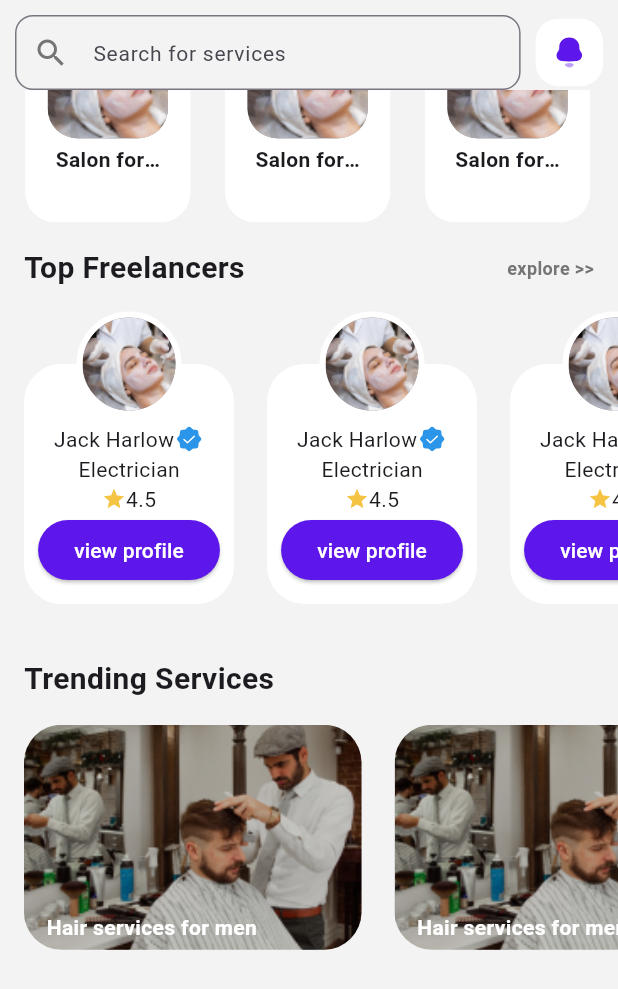
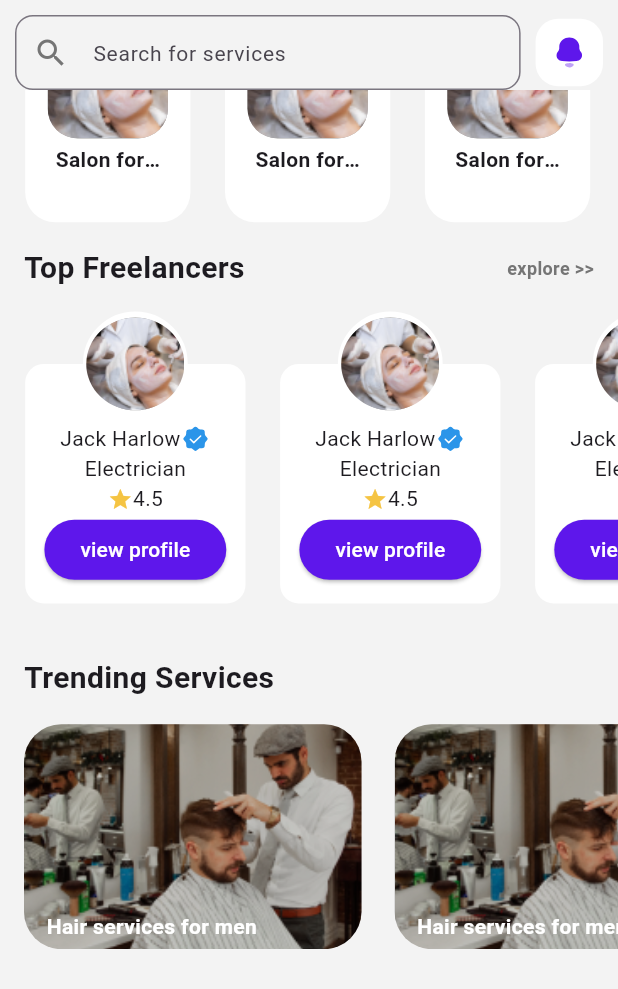
Before and after one commit to Dev-MuradAbed/seek_me, a Flutter app: the screen it shows after launch, scrolled down 576 dp, on a phone screen of 412 x 824 dp. Shown: the top 989 px of the screen. Run offline on Flutter 3.47's test engine with Material 2 defaults, Android fonts, the phone set to English and light mode, and no system bars; our stand-ins replace dio, flutter_svg, fluttertoast, get, intl_phone_field, shared_preferences; network calls fail; project files that could hold a hidden picture were left out.

Commit message:
TopFreelancer

```diff
--- a/lib/view/home/home_view.dart
+++ b/lib/view/home/home_view.dart
@@ -235,122 +235,3 @@ class _HomeViewState extends State<HomeView> {
     );
   }
 }
-
-class TopFreelancers extends StatelessWidget {
-  const TopFreelancers({
-    super.key,
-  });
-
-  @override
-  Widget build(BuildContext context) {
-    return SizedBox(
-      height: 231,
-      child: SingleChildScrollView(
-        scrollDirection: Axis.horizontal,
-        child: Padding(
-          padding: const EdgeInsets.symmetric(horizontal: 16),
-          child: Row(
-            children: List<Widget>.generate(
-                3,
-                (int index) => Padding(
-                      padding: const EdgeInsetsDirectional.only(
-                          end: 22),
-                      child: Stack(
-                        clipBehavior: Clip.none,
-                        children: <Widget>[
-                          Container(
-                            width: 140,
-                            height: 160,
-                            decoration: BoxDecoration(
-                                borderRadius:
-                                    BorderRadius.circular(25),
-                                color: Colors.white
-                                // Color(0xFFF3F3F3)
-                                ),
-                          ),
-                          Positioned(
-                              bottom: 125,
-                              left: 15,
-                              right: 15,
-                              child: Padding(
-                                padding:
-                                    const EdgeInsets.symmetric(
-                                        horizontal: 20),
-                                child: Container(
-                                  height: 70,
-                                  decoration: BoxDecoration(
-                                    border: Border.all(
-                                        color: Colors.white,
-                                        width: 4),
-                                    shape: BoxShape.circle,
-                                    color: Colors.grey,
-                                  ),
-                                  child: const ClipOval(
-                                    child: Image(
-                                        image: AssetImage(
-                                            ImageAssets
-                                                .categoriesImageTest),
-                                        fit: BoxFit.cover),
-                                  ),
-                                ),
-                              )),
-                          Positioned(
-                              top: 40,
-                              child: SizedBox(
-                                width: 140,
-                                child: Column(
-                                  children: <Widget>[
-                                    Row(
-                                      mainAxisAlignment:
-                                          MainAxisAlignment
-                                              .center,
-                                      children: <Widget>[
-                                        const Text(
-                                            'Jack Harlow'),
-                                        SvgPicture.asset(
-                                            ImageAssets
-                                                .documented),
-                                      ],
-                                    ),
-                                    const Text('Electrician'),
-                                    const Row(
-                                      mainAxisAlignment:
-                                          MainAxisAlignment
-                                              .center,
-                                      children: <Widget>[
-                                        Icon(
-                                          Icons.star,
-                                          size: 16,
-                                          color:
-                                              Color(0xFFF5C443),
-                                        ),
-                                        Text('4.5')
-                                      ],
-                                    ),
-                                    ElevatedButton(
-                                      onPressed: () {},
-                                      style: ElevatedButton
-                                          .styleFrom(
-                                        backgroundColor:
-                                            const Color(
-                                                0xFF5E17EB),
-                                      ),
-                                      child: const Text(
-                                        'view profile',
-                                        style: TextStyle(
-                                            color:
-                                                Colors.white),
-                                      ),
-                                    )
-                                  ],
-                                ),
-                              ))
-                        ],
-                      ),
-                    )),
-          ),
-        ),
-      ),
-    );
-  }
-}
--- a/lib/view/home/widget_home/index.dart
+++ b/lib/view/home/widget_home/index.dart
@@ -4,3 +4,4 @@ export 'search_text_filed.dart';
 export 'slider_container.dart';
 export 'carousel_slider.dart';
 export 'categories_section.dart';
+export 'top_freelancers.dart';
--- /dev/null
+++ b/lib/view/home/widget_home/top_freelancers.dart
@@ -0,0 +1,124 @@
+import 'package:flutter/material.dart';
+import 'package:flutter_svg/flutter_svg.dart';
+import 'package:get/get.dart';
+
+import '../../../index.dart';
+
+class TopFreelancers extends StatelessWidget {
+  const TopFreelancers({
+    super.key,
+  });
+
+  @override
+  Widget build(BuildContext context) {
+    return SizedBox(
+      height: Get.height / 3.573,
+      child: SingleChildScrollView(
+        scrollDirection: Axis.horizontal,
+        child: Padding(
+          padding:  EdgeInsets.symmetric(horizontal: Get.width/ 24.545),
+          child: Row(
+            children: List<Widget>.generate(
+                3,
+                    (int index) => Padding(
+                  padding:  EdgeInsetsDirectional.only(
+                      end: Get.width / 17.851),
+                  child: Stack(
+                    clipBehavior: Clip.none,
+                    children: <Widget>[
+                      Container(
+                        width: Get.width / 2.805,
+                        height: Get.height/5.159,
+                        decoration: BoxDecoration(
+                            borderRadius:
+                            BorderRadius.circular(Get.width / 33.018),
+                            color: Colors.white
+                          // Color(0xFFF3F3F3)
+                        ),
+                      ),
+                      Positioned(
+                          bottom: Get.height /6.603,
+                          left: Get.width / 26.181,
+                          right: Get.width / 26.181,
+                          child: Padding(
+                            padding:
+                            EdgeInsets.symmetric(
+                                horizontal: Get.width / 19.636),
+                            child: Container(
+                              height: Get.height / 11.792,
+                              decoration: BoxDecoration(
+                                border: Border.all(
+                                    color: Colors.white,
+                                    width: Get.height/206.363),
+                                shape: BoxShape.circle,
+                                color: Colors.grey,
+                              ),
+                              child: const ClipOval(
+                                child: Image(
+                                    image: AssetImage(
+                                        ImageAssets
+                                            .categoriesImageTest),
+                                    fit: BoxFit.cover),
+                              ),
+                            ),
+                          )),
+                      Positioned(
+                          top: Get.height /20.636,
+                          child: SizedBox(
+                            width: Get.width /2.805,
+                            child: Column(
+                              children: <Widget>[
+                                Row(
+                                  mainAxisAlignment:
+                                  MainAxisAlignment
+                                      .center,
+                                  children: <Widget>[
+                                    const Text(
+                                        'Jack Harlow'),
+                                    SvgPicture.asset(
+                                        ImageAssets
+                                            .documented),
+                                  ],
+                                ),
+                                const Text('Electrician'),
+                                Row(
+                                  mainAxisAlignment:
+                                  MainAxisAlignment
+                                      .center,
+                                  children: <Widget>[
+                                    Icon(
+                                      Icons.star,
+                                      size: Get.width/24.545,
+                                      color:
+                                      Color(0xFFF5C443),
+                                    ),
+                                    Text('4.5')
+                                  ],
+                                ),
+                                ElevatedButton(
+                                  onPressed: () {},
+                                  style: ElevatedButton
+                                      .styleFrom(
+                                    backgroundColor:
+                                    const Color(
+                                        0xFF5E17EB),
+                                  ),
+                                  child: const Text(
+                                    'view profile',
+                                    style: TextStyle(
+                                        color:
+                                        Colors.white),
+                                  ),
+                                )
+                              ],
+                            ),
+                          ))
+                    ],
+                  ),
+                )),
+          ),
+        ),
+      ),
+    );
+  }
+}
```
